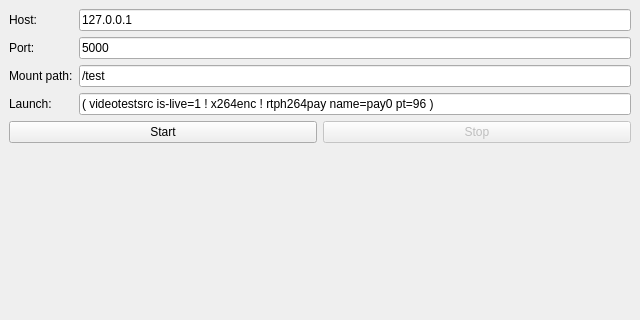
Above: main_view.ui from rasmadeus/rrtsp before the change; both pictures show x 0 to 640 and y 0 to 320 of the 640 by 480 pixel window. Below: the same form after it.
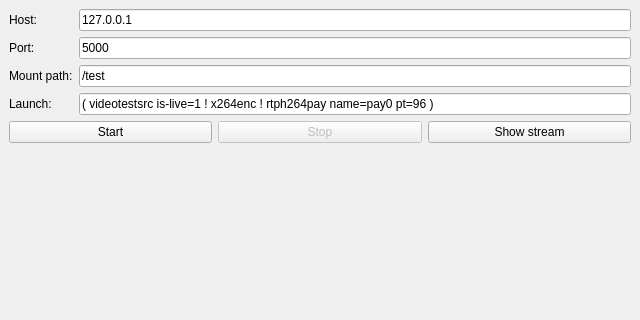
That is the form after the change.

```diff
--- a/main_view.ui
+++ b/main_view.ui
@@ -94,6 +94,13 @@
         </property>
        </widget>
       </item>
+      <item>
+       <widget class="QPushButton" name="showStream">
+        <property name="text">
+         <string>Show stream</string>
+        </property>
+       </widget>
+      </item>
      </layout>
     </item>
     <item>
```
